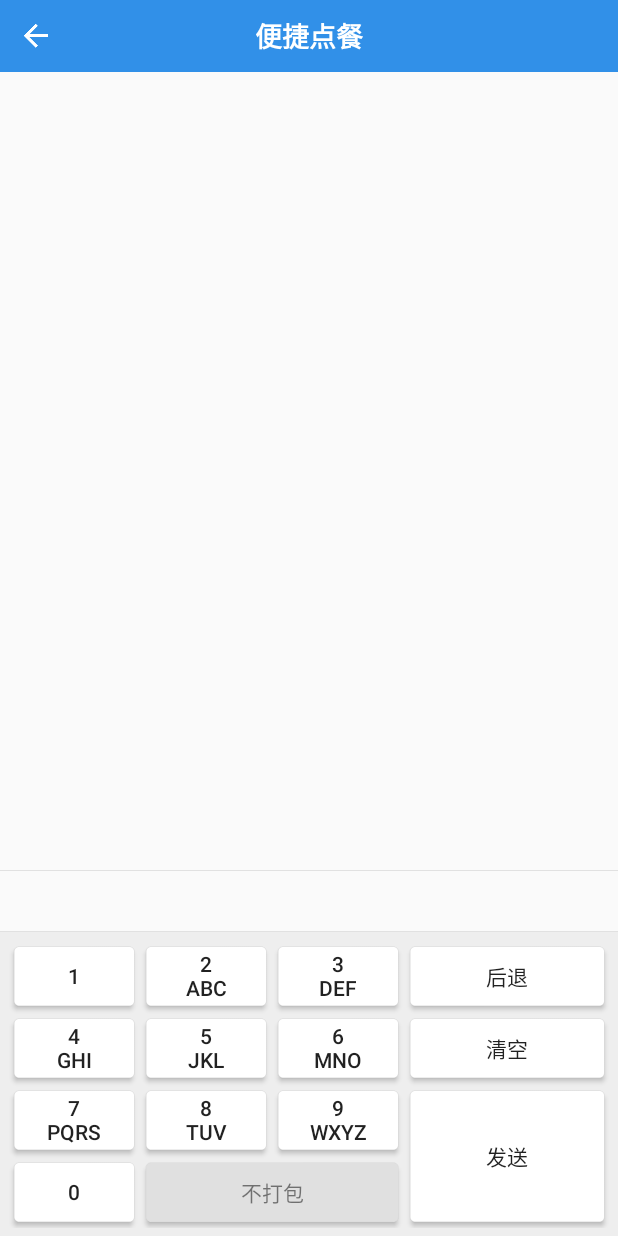
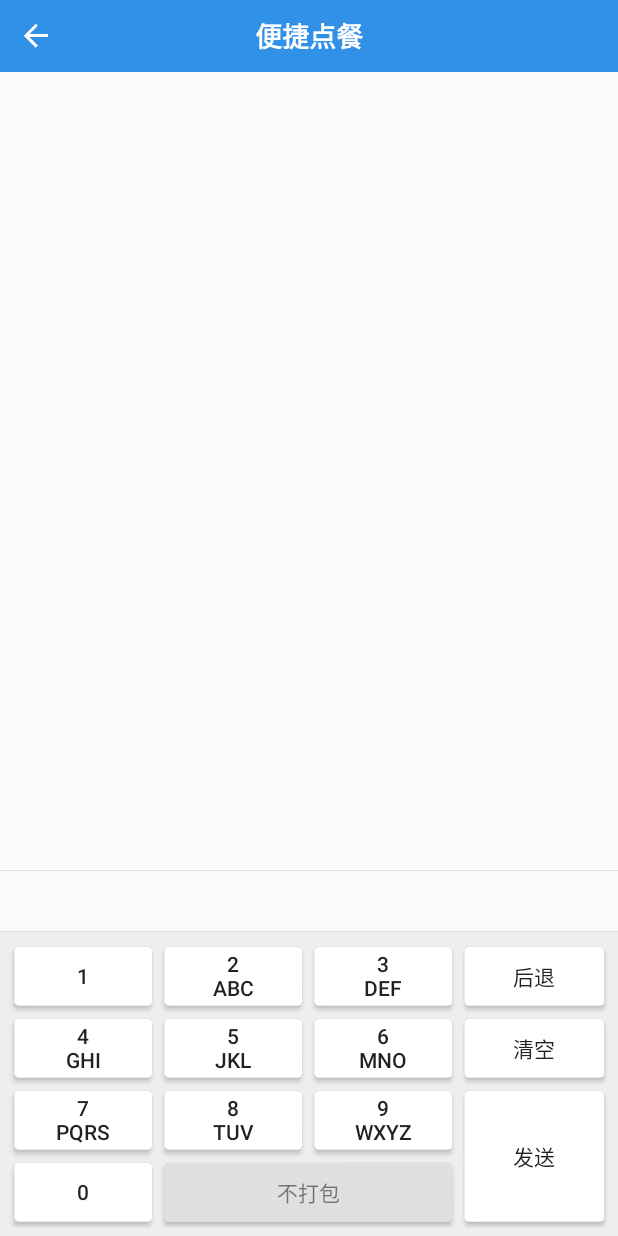
Before and after one commit to guodong89758/FoodOrder, an Android app: the GoodSearchActivity screen opened directly, with no data from a screen before it, on a phone screen of 412 x 824 dp. Run offline under Robolectric (Android 15) with nearby library versions, the phone set to English and light mode, and no system bars; libraries missing offline, so code that uses them is left out: com.lzy.okhttputils, com.nostra13.universalimageloader, org.greenrobot.greendao, rx.android.schedulers, rx.schedulers.

Commit message:
修复BUG

```diff
--- a/app/src/main/AndroidManifest.xml
+++ b/app/src/main/AndroidManifest.xml
@@ -18,6 +18,7 @@
         android:allowBackup="true"
         android:icon="@drawable/ic_launcher"
         android:label="@string/app_name"
+        android:launchMode="singleInstance"
         android:supportsRtl="true"
         android:theme="@style/AppTheme">
         <activity
@@ -32,6 +33,7 @@
         </activity>
         <activity
             android:name=".activity.OrdersActivity"
+            android:launchMode="singleTask"
             android:screenOrientation="portrait" />
         <activity
             android:name=".activity.GoodListActivity"
--- a/app/src/main/java/com/foodorder/activity/GoodSearchActivity.java
+++ b/app/src/main/java/com/foodorder/activity/GoodSearchActivity.java
@@ -30,6 +30,7 @@ import com.foodorder.runtime.event.EventListener;
 import com.foodorder.runtime.event.EventManager;
 import com.foodorder.server.api.API_Food;
 import com.foodorder.server.callback.JsonResponseCallback;
+import com.foodorder.util.PhoneUtil;
 import com.foodorder.util.ToastUtil;
 import com.foodorder.widget.HorizontalDividerItemDecoration;
 
@@ -92,6 +93,36 @@ public class GoodSearchActivity extends BaseActivity implements BaseRecyclerAdap
         btn_pack.setOnClickListener(this);
         RelativeLayout.LayoutParams params = (RelativeLayout.LayoutParams) gl_keybord.getLayoutParams();
         params.width = RT.getScreenWidth();
+
+        int btn_width = (RT.getScreenWidth() - PhoneUtil.dipToPixel(10, this)) / 4;
+        GridLayout.LayoutParams params1 = (GridLayout.LayoutParams) findViewById(R.id.btn_1).getLayoutParams();
+        params1.width = btn_width;
+        GridLayout.LayoutParams params2 = (GridLayout.LayoutParams) findViewById(R.id.btn_2).getLayoutParams();
+        params2.width = btn_width;
+        GridLayout.LayoutParams params3 = (GridLayout.LayoutParams) findViewById(R.id.btn_3).getLayoutParams();
+        params3.width = btn_width;
+        GridLayout.LayoutParams params4 = (GridLayout.LayoutParams) findViewById(R.id.btn_4).getLayoutParams();
+        params4.width = btn_width;
+        GridLayout.LayoutParams params5 = (GridLayout.LayoutParams) findViewById(R.id.btn_5).getLayoutParams();
+        params5.width = btn_width;
+        GridLayout.LayoutParams params6 = (GridLayout.LayoutParams) findViewById(R.id.btn_6).getLayoutParams();
+        params6.width = btn_width;
+        GridLayout.LayoutParams params7 = (GridLayout.LayoutParams) findViewById(R.id.btn_7).getLayoutParams();
+        params7.width = btn_width;
+        GridLayout.LayoutParams params8 = (GridLayout.LayoutParams) findViewById(R.id.btn_8).getLayoutParams();
+        params8.width = btn_width;
+        GridLayout.LayoutParams params9 = (GridLayout.LayoutParams) findViewById(R.id.btn_9).getLayoutParams();
+        params9.width = btn_width;
+        GridLayout.LayoutParams params0 = (GridLayout.LayoutParams) findViewById(R.id.btn_0).getLayoutParams();
+        params0.width = btn_width;
+        GridLayout.LayoutParams params_back = (GridLayout.LayoutParams) findViewById(R.id.btn_back).getLayoutParams();
+        params_back.width = btn_width;
+        GridLayout.LayoutParams params_clear = (GridLayout.LayoutParams) findViewById(R.id.btn_clear).getLayoutParams();
+        params_clear.width = btn_width;
+        GridLayout.LayoutParams params_pack = (GridLayout.LayoutParams) findViewById(R.id.btn_pack).getLayoutParams();
+        params_pack.width = btn_width * 2;
+        GridLayout.LayoutParams params_send = (GridLayout.LayoutParams) findViewById(R.id.btn_send).getLayoutParams();
+        params_send.width = btn_width;
 
         EventManager.ins().registListener(EventTag.GOOD_SEARCH_LIST_REFRESH, eventListener);
         EventManager.ins().registListener(POPUP_FORMULA_SHOW, eventListener);
```
Also changed, not shown: 1 other file.
